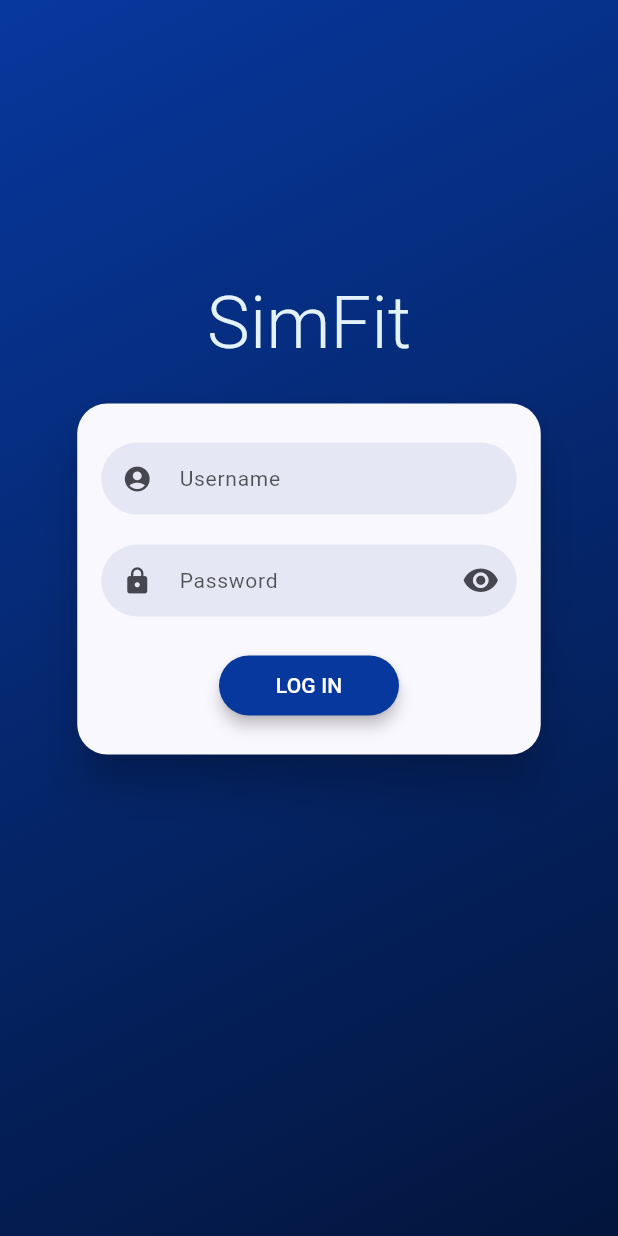
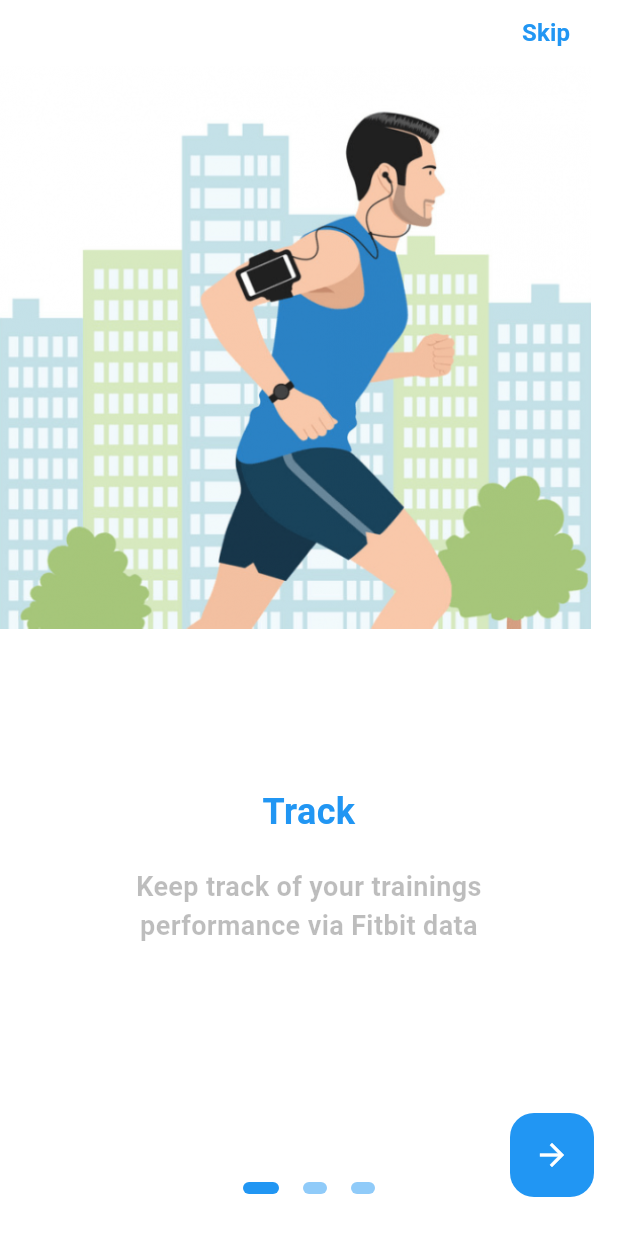
Before and after one commit to alessandrocasarin/simfit, a Flutter app: the screen it shows after launch, on a phone screen of 412 x 824 dp. Run offline on Flutter 3.47's test engine with Material 3 defaults, Android fonts, the phone set to English and light mode, and no system bars; drawn by our look-alikes of flutter_login, flutter_onboarding_slider; our stand-ins replace fl_chart, jwt_decoder, material_design_icons_flutter, shared_preferences; missing offline and left inert: profile_photo.

Commit message:
8lug_commit

```diff
--- a/lib/screens/login.dart
+++ b/lib/screens/login.dart
@@ -3,6 +3,7 @@ import 'package:simfit/server/impact.dart';
 import 'package:simfit/screens/home.dart';
 import 'package:flutter_login/flutter_login.dart';
 import 'package:shared_preferences/shared_preferences.dart';
+import 'package:simfit/screens/profile.dart';
 
 class Login extends StatefulWidget {
   const Login({super.key});
@@ -37,7 +38,7 @@ class _LoginState extends State<Login> {
       userValidator: _validateUsername,
       passwordValidator: _validatePassword,
       onSubmitAnimationCompleted: () async {
-        _toHomePage(context);
+        _firstLogin(context);
       },
     );
   }
@@ -79,4 +80,22 @@ class _LoginState extends State<Login> {
     Navigator.of(context)
         .pushReplacement(MaterialPageRoute(builder: (context) => const Home()));
   }
+
+  void _toProfilePage(BuildContext context) {
+    Navigator.of(context)
+        .pushReplacement(MaterialPageRoute(builder: (context) => const Profile()));
+  }
+
+  Future <void> _firstLogin(BuildContext context) async{
+    SharedPreferences sp = await SharedPreferences.getInstance();
+    bool _loginSeen = sp.getBool('_loginSeen') ?? false;
+
+    if(_loginSeen==true){
+      _toHomePage(context);
+    }
+    else{
+      await sp.setBool('_loginSeen',true);
+      _toProfilePage(context);
+    }
 }
+}
--- /dev/null
+++ b/lib/screens/onboarding.dart
@@ -0,0 +1,166 @@
+import 'package:flutter/material.dart';
+import 'package:flutter_onboarding_slider/flutter_onboarding_slider.dart';
+import 'package:simfit/screens/login.dart';
+
+class OnBoarding extends StatelessWidget {
+  const OnBoarding({Key? key}) : super(key: key); // ({super.key});
+
+  @override
+  Widget build(BuildContext context) {
+    return OnBoardingSlider(
+      finishButtonText: 'Login',
+      onFinish: () {
+        Navigator.of(context).pushReplacement(MaterialPageRoute(builder: ((context) => const Login())));
+      },
+      finishButtonStyle: FinishButtonStyle(
+        backgroundColor: Colors.blue,
+      ),
+      skipTextButton: Text(
+        'Skip',
+        style: TextStyle(
+          fontSize: 16,
+          color:  Colors.blue,
+          fontWeight: FontWeight.w600,
+        ),
+      ),
+      /*trailing: Text(
+        'Login',
+        style: TextStyle(
+          fontSize: 16,
+          color:  Colors.blue,
+          fontWeight: FontWeight.w600,
+        ),
+      ),
+      trailingFunction: () {
+        Navigator.of(context).pushReplacement(MaterialPageRoute(builder: ((context) => const Login())));
+      },*/
+      controllerColor:  Colors.blue,
+      totalPage: 3,
+      headerBackgroundColor: Colors.white,
+      pageBackgroundColor: Colors.white,
+      background: [
+        Image.asset(
+          'assets/allenamento1.png',
+          height:375
+        ),
+
+        Image.asset(
+          'assets/allenamento3.png',
+          height: 400,
+        ),
+        Image.asset(
+          'assets/grafico.png',
+          height: 400,
+        ),
+      ],
+      speed: 1.8,
+      pageBodies: [
+        Container(
+          alignment: Alignment.center,
+          width: MediaQuery.of(context).size.width,
+          padding: const EdgeInsets.symmetric(horizontal: 40),
+          child: Column(
+            mainAxisAlignment: MainAxisAlignment.start,
+            crossAxisAlignment: CrossAxisAlignment.center,
+            children: <Widget>[
+              const SizedBox(
+                height: 480,
+              ),
+              Text(
+                'Track',
+                textAlign: TextAlign.center,
+                style: TextStyle(
+                  color:  Colors.blue,
+                  fontSize: 24.0,
+                  fontWeight: FontWeight.w600,
+                ),
+              ),
+              const SizedBox(
+                height: 20,
+              ),
+              const Text(
+                'Keep track of your trainings performance via Fitbit data',
+                textAlign: TextAlign.center,
+                style: TextStyle(
+                  color: Colors.black26,
+                  fontSize: 18.0,
+                  fontWeight: FontWeight.w600,
+                ),
+              ),
+            ],
+          ),
+        ),
+        Container(
+          alignment: Alignment.center,
+          width: MediaQuery.of(context).size.width,
+          padding: const EdgeInsets.symmetric(horizontal: 40),
+          child: Column(
+            mainAxisAlignment: MainAxisAlignment.start,
+            crossAxisAlignment: CrossAxisAlignment.center,
+            children: <Widget>[
+              const SizedBox(
+                height: 480,
+              ),
+              Text(
+                'Simulate',
+                textAlign: TextAlign.center,
+                style: TextStyle(
+                  color:  Colors.blue,
+                  fontSize: 24.0,
+                  fontWeight: FontWeight.w600,
+                ),
+              ),
+              const SizedBox(
+                height: 20,
+              ),
+              const Text(
+                'Simulate your trainings according to your features and objectives',
+                textAlign: TextAlign.center,
+                style: TextStyle(
+                  color: Colors.black26,
+                  fontSize: 18.0,
+                  fontWeight: FontWeight.w600,
+                ),
+              ),
+            ],
+          ),
+        ),
+        Container(
+          alignment: Alignment.center,
+          width: MediaQuery.of(context).size.width,
+          padding: const EdgeInsets.symmetric(horizontal: 40),
+          child: Column(
+            mainAxisAlignment: MainAxisAlignment.start,
+            crossAxisAlignment: CrossAxisAlignment.center,
+            children: <Widget>[
+              const SizedBox(
+                height: 480,
+              ),
+              Text(
+                'Train',
+                textAlign: TextAlign.center,
+                style: TextStyle(
+                  color:  Colors.blue,
+                  fontSize: 24.0,
+                  fontWeight: FontWeight.w600,
+                ),
+              ),
+              const SizedBox(
+                height: 20,
+              ),
+              const Text(
+                'Improve your performance by planning the trainings',
+                textAlign: TextAlign.center,
+                style: TextStyle(
+                  color: Colors.black26,
+                  fontSize: 18.0,
+                  fontWeight: FontWeight.w600,
+                ),
+              ),
+            ],
+          ),
+        ),
+      ],
+    );
+  }
+}
--- a/lib/screens/splash.dart
+++ b/lib/screens/splash.dart
@@ -2,6 +2,8 @@ import 'package:flutter/material.dart';
 import 'package:simfit/screens/home.dart';
 import 'package:simfit/screens/login.dart';
 import 'package:simfit/server/impact.dart';
+import 'package:simfit/screens/onboarding.dart';
+import 'package:shared_preferences/shared_preferences.dart';
 
 class Splash extends StatelessWidget {
   const Splash({Key? key}) : super(key: key);
@@ -16,6 +18,24 @@ class Splash extends StatelessWidget {
         .pushReplacement(MaterialPageRoute(builder: ((context) => Login())));
   }
 
+  void _toOnboardingPage(BuildContext context) {
+    Navigator.of(context)
+        .pushReplacement(MaterialPageRoute(builder: ((context) => OnBoarding())));
+  }
+
+  Future <void> _firstSeen(BuildContext context) async{
+    SharedPreferences sp = await SharedPreferences.getInstance();
+    bool _introSeen = sp.getBool('_introSeen') ?? false;
+
+    if(_introSeen==true){
+      _checkLogin(context);
+    }
+    else{
+      await sp.setBool('_introSeen',true);
+      _toOnboardingPage(context);
+    }
+  }
+
   void _checkLogin(BuildContext context) async {
     final result = await Impact().refreshTokens();
     if (result == 200) {
@@ -27,7 +47,7 @@ class Splash extends StatelessWidget {
 
   @override
   Widget build(BuildContext context) {
-    Future.delayed(const Duration(seconds: 3), () => _checkLogin(context));
+    Future.delayed(const Duration(seconds: 3), () => _firstSeen(context));
     return Scaffold(
       body: Center(
         child: Column(
--- a/pubspec.yaml
+++ b/pubspec.yaml
@@ -40,6 +40,7 @@ dependencies:
   provider: ^6.1.2
   profile_photo: ^1.0.3
   material_design_icons_flutter: ^7.0.7296
+  flutter_onboarding_slider: ^1.0.11
 
 
   # The following adds the Cupertino Icons font to your application.
```
Also changed, not shown: assets/allenamento1.png (added), assets/allenamento3.png (added), assets/grafico.png (added), pubspec.lock.
